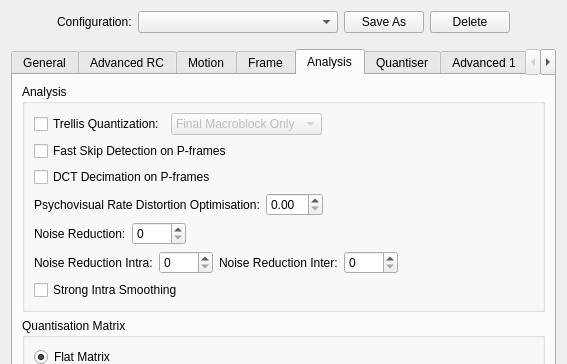
This is avidemux_plugins/ADM_videoEncoder/x265/qt4/x265ConfigDialog.ui in mean00/avidemux2 as Qt 5 draws it before an edit; both pictures show x 0 to 567 and y 0 to 364 of the 567 by 772 pixel window. The edited form follows.
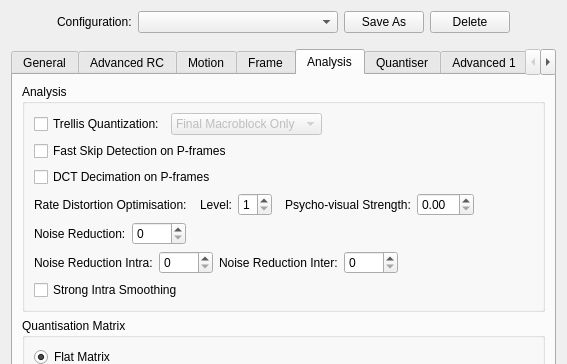
This is the edited form. The open tabs and pages were chosen to show the change.

Commit message:
[x265] Add RDO level control
This is one of the significant controls that changes between presets:  2
below medium, 3 at medium, 4 at slow, and 6 above that.

It's combined in the same UI row with the psycho-visual RDO strength
like this:

Rate Distortion Optimisation: Level: 3 Psycho-visual Strength: 2.00

```diff
--- a/avidemux_plugins/ADM_videoEncoder/x265/qt4/x265ConfigDialog.ui
+++ b/avidemux_plugins/ADM_videoEncoder/x265/qt4/x265ConfigDialog.ui
@@ -1795,10 +1795,48 @@
           </item>
           <item>
            <layout class="QHBoxLayout" name="horizontalLayout_5">
+            <item>
+             <widget class="QLabel" name="lblRDO">
+              <property name="text">
+               <string>Rate Distortion Optimisation:</string>
+              </property>
+             </widget>
+            </item>
+            <item>
+             <spacer name="horizontalSpacer_15">
+              <property name="orientation">
+               <enum>Qt::Horizontal</enum>
+              </property>
+             </spacer>
+            </item>
             <item>
              <widget class="QLabel" name="lblPsychoRDO">
               <property name="text">
-               <string>Psychovisual Rate Distortion Optimisation:</string>
+               <string>Level:</string>
+              </property>
+             </widget>
+            </item>
+            <item>
+             <widget class="QSpinBox" name="rdoSpinBox">
+              <property name="minimum">
+               <number>1</number>
+              </property>
+              <property name="maximum">
+               <number>6</number>
+              </property>
+             </widget>
+            </item>
+            <item>
+             <spacer name="horizontalSpacer_16">
+              <property name="orientation">
+               <enum>Qt::Horizontal</enum>
+              </property>
+             </spacer>
+            </item>
+            <item>
+             <widget class="QLabel" name="lblRDOLevel">
+              <property name="text">
+               <string>Psycho-visual Strength:</string>
               </property>
              </widget>
             </item>
```
Left out of the diff: 1 changed line with no effect on the pictures. The commit also changes 7 other files.
